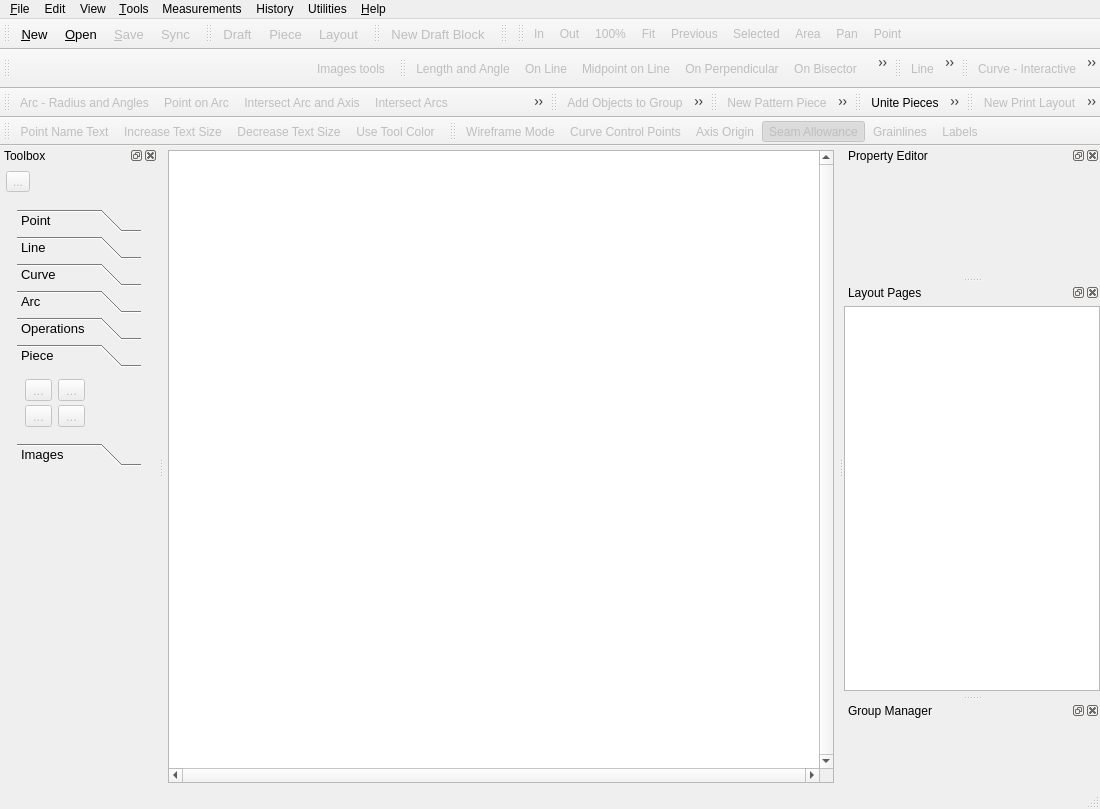
Above: src/app/seamly2d/mainwindow.ui from FashionFreedom/Seamly2D before the change. Below: the same form after it.
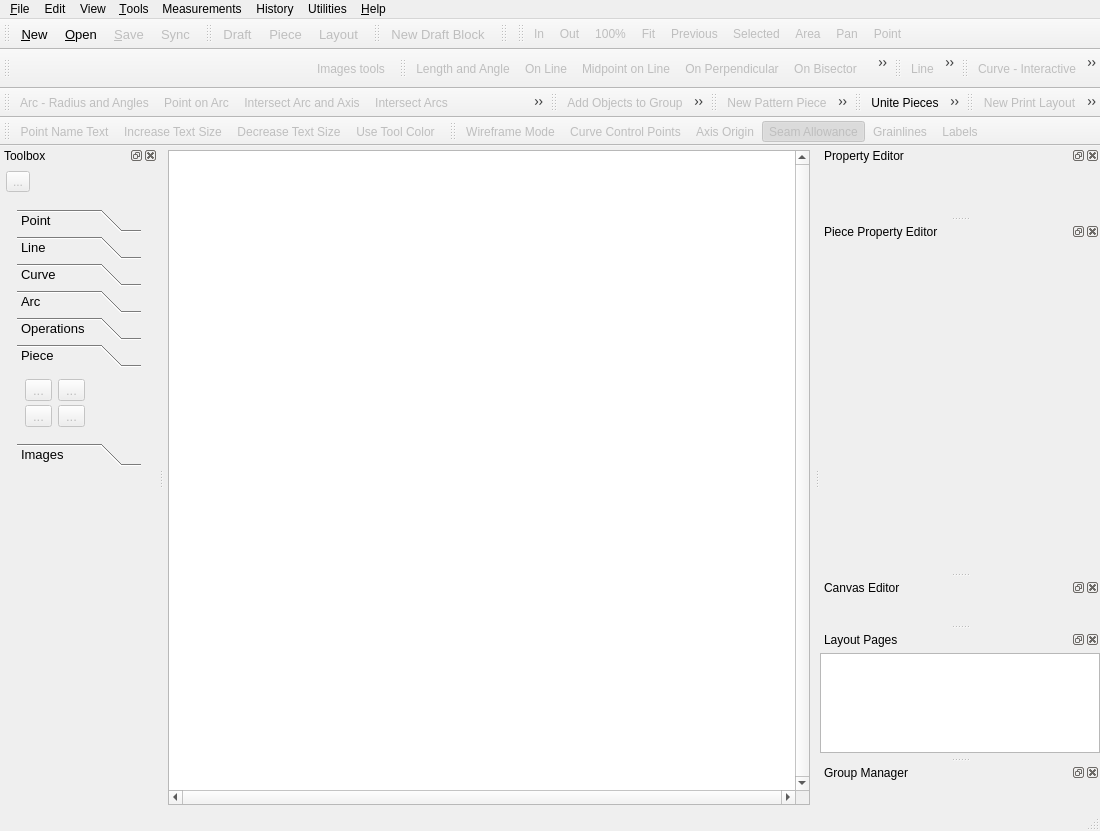
That is the form after the change. Icons and pictures are not drawn. Custom widgets are drawn as their Qt base class.

Commit message: feat: add Piece Property Browser and Canvas Editor

Patch:
```diff
--- a/src/app/seamly2d/mainwindow.ui
+++ b/src/app/seamly2d/mainwindow.ui
@@ -461,6 +461,36 @@
    </attribute>
    <widget class="QWidget" name="dockWidgetContents_10"/>
   </widget>
+  <widget class="QDockWidget" name="pieceProperties_DockWidget">
+   <property name="minimumSize">
+    <size>
+     <width>280</width>
+     <height>350</height>
+    </size>
+   </property>
+   <property name="windowTitle">
+    <string>Piece Property Editor</string>
+   </property>
+   <attribute name="dockWidgetArea">
+    <number>2</number>
+   </attribute>
+   <widget class="QWidget" name="piecePropertiesDockContents"/>
+  </widget>
+  <widget class="QDockWidget" name="pieces_DockWidget">
+   <property name="minimumSize">
+    <size>
+     <width>82</width>
+     <height>46</height>
+    </size>
+   </property>
+   <property name="windowTitle">
+    <string>Canvas Editor</string>
+   </property>
+   <attribute name="dockWidgetArea">
+    <number>2</number>
+   </attribute>
+   <widget class="QWidget" name="dockWidgetContents_3"/>
+  </widget>
   <widget class="QDockWidget" name="layoutPages_DockWidget">
    <property name="minimumSize">
     <size>
```
The commit also changes 13 other files.
